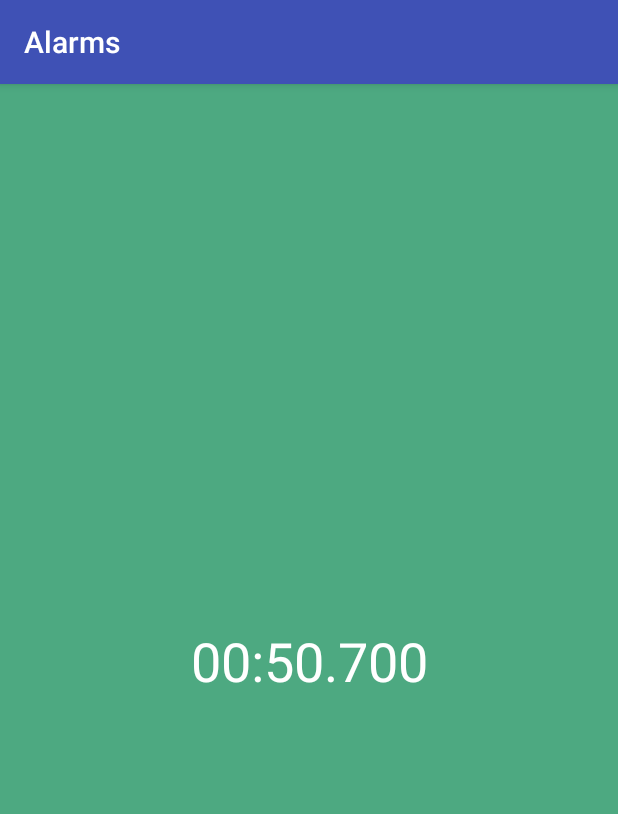
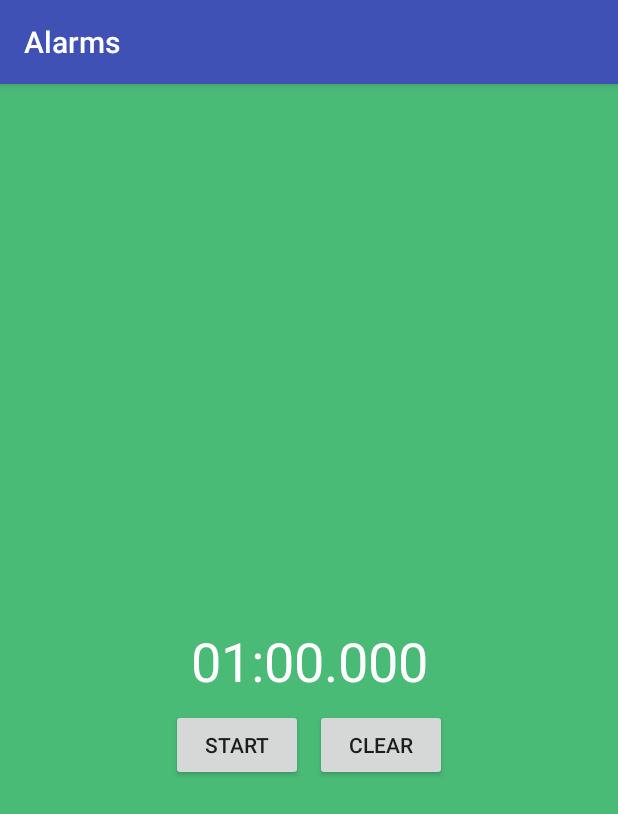
Before and after one commit to RomainRoche/android-alarms-loop, an Android app: the screen it shows after launch (MainActivity), on a phone screen of 412 x 824 dp. Shown: the top 814 px of the screen. Run offline under Robolectric (Android 15) with nearby library versions, the phone set to English and light mode, and no system bars.

Commit message:
chg: buttons to play / pause or clear timer

```diff
--- a/app/src/main/java/com/romainroche/alarms/ColorChangingView.java
+++ b/app/src/main/java/com/romainroche/alarms/ColorChangingView.java
@@ -14,12 +14,12 @@ public class ColorChangingView extends LinearLayout {
     private int fromColor, fromRed, fromGreen, fromBlue;
     private int toColor, toRed, toGreen, toBlue;
 
-    protected long timestamp, deltaT;
+    protected long timestamp, remainingTime;
 
     public long duration = (long)(1.0 * 60 * 1000.0); // in milliseconds
     public long targetTime = (long)0;
 
-    public boolean isOn = true;
+    public boolean isOn = false;
 
 
     public ColorChangingView(Context context, AttributeSet attrs) {
@@ -27,7 +27,7 @@ public class ColorChangingView extends LinearLayout {
         this.setFromColorResource(R.color.background0);
         this.setToColorResource(R.color.background1);
         this.setBackgroundResource(this.fromColor);
-        this.getTimeData();
+        this.remainingTime = duration;
     }
 
     public int getFromColorResource() { return this.fromColor; }
@@ -48,6 +48,25 @@ public class ColorChangingView extends LinearLayout {
         this.toBlue = (to) & 0xff;
     }
 
+    public void play() {
+        this.timestamp = System.currentTimeMillis();
+        this.targetTime = this.timestamp + this.remainingTime;
+        this.isOn = true;
+        this.invalidate();
+    }
+
+    public void pause() {
+        this.isOn = false;
+        this.invalidate();
+    }
+
+    public void reset() {
+        this.isOn = false;
+        this.setBackgroundResource(this.fromColor);
+        this.remainingTime = this.duration;
+        this.invalidate();
+    }
+
     @Override
     protected void onLayout(boolean changed, int l, int t, int r, int b) {
         for(int i = 0 ; i < this.getChildCount() ; i++){
@@ -55,26 +74,27 @@ public class ColorChangingView extends LinearLayout {
         }
     }
 
-    protected void getTimeData() {
+    protected void resetTimeData() {
         this.timestamp = System.currentTimeMillis();
-        if (this.timestamp > this.targetTime && this.targetTime != 0) {
-            this.targetTime = 0;
+        if (this.timestamp >= this.targetTime) {
+            this.targetTime = this.targetTime + this.duration;
             int tmpColor = this.fromColor;
             this.setFromColorResource(this.toColor);
             this.setToColorResource(tmpColor);
         }
-        if (this.targetTime == 0) {
-            this.targetTime = timestamp + this.duration;
-        }
-        this.deltaT = this.targetTime - this.timestamp;
+        this.setRemainingTime();
+    }
+
+    protected void setRemainingTime() {
+        this.remainingTime = this.targetTime - this.timestamp;
     }
 
     @Override
     public void draw(Canvas canvas) {
 
         if (this.isOn) {
-            this.getTimeData();
-            float ratio = 1 - ((float)this.deltaT / (float)this.duration);
+            this.resetTimeData();
+            float ratio = 1 - ((float)this.remainingTime / (float)this.duration);
 
             int resR = this.fromRed + (int)((this.toRed - this.fromRed) * ratio);
             int resG = this.fromGreen + (int)((this.toGreen - this.fromGreen) * ratio);
--- a/app/src/main/java/com/romainroche/alarms/CountdownView.java
+++ b/app/src/main/java/com/romainroche/alarms/CountdownView.java
@@ -4,6 +4,7 @@ import android.content.Context;
 import android.graphics.Canvas;
 import android.util.AttributeSet;
 import android.view.View;
+import android.widget.Button;
 import android.widget.TextView;
 
 /**
@@ -13,30 +14,65 @@ import android.widget.TextView;
 public class CountdownView extends ColorChangingView {
 
     private TextView textView;
+    private Button playButton;
+    private Button clearButton;
 
     public CountdownView(Context context, AttributeSet attrs) {
         super(context, attrs);
         View.inflate(context, R.layout.countdown, this);
         this.textView = (TextView)findViewById(R.id.countdownTextView);
         this.textView.setText(this.countdownText());
+
+        final CountdownView countdown = this;
+        this.playButton = (Button)findViewById(R.id.playButton);
+        this.playButton.setOnClickListener(new View.OnClickListener() {
+            public void onClick(View v) {
+                if (countdown.isOn) {
+                    countdown.pause();
+                } else {
+                    countdown.play();
+                }
+            }
+        });
+
+        this.clearButton = (Button)findViewById(R.id.clearButton);
+        this.clearButton.setOnClickListener(new View.OnClickListener() {
+            public void onClick(View v) {
+                countdown.reset();
+            }
+        });
+    }
+
+    public void play() {
+        super.play();
+        this.playButton.setText(this.getResources().getString(R.string.pause));
+    }
+
+    public void pause() {
+        super.pause();
+        this.playButton.setText(this.getResources().getString(R.string.start));
+    }
+
+    public void reset() {
+        super.reset();
+        this.textView.setText(this.countdownText());
     }
 
     private String countdownText() {
-        long remainingTime = this.deltaT;
-        long minutes = remainingTime / (long)(60 * 1000);
-        long milliseconds = remainingTime % (long)(60 * 1000);
+        long minutes = this.remainingTime / (long)(60 * 1000);
+        long milliseconds = this.remainingTime % (long)(60 * 1000);
         long seconds = milliseconds / 1000;
         milliseconds = milliseconds - (seconds * 1000);
         String minutesString = minutes >= 10 ? "" : "0";
         String secondsString = seconds >= 10 ? "" : "0";
-        String milliString = milliseconds >= 100 ? "" : milliseconds >= 10 ? "0" : "000";
+        String milliString = milliseconds >= 100 ? "" : milliseconds >= 10 ? "0" : "00";
         return minutesString + minutes + ":" + secondsString + seconds + "." + milliString + milliseconds;
     }
 
     @Override
     public void draw(Canvas canvas) {
         if (this.isOn) {
-            this.getTimeData();
+            this.setRemainingTime();
             this.textView.setText(this.countdownText());
             this.invalidate();
         }
--- a/app/src/main/res/layout/countdown.xml
+++ b/app/src/main/res/layout/countdown.xml
@@ -2,8 +2,9 @@
 <LinearLayout xmlns:android="http://schemas.android.com/apk/res/android"
     xmlns:app="http://schemas.android.com/apk/res-auto"
     xmlns:tools="http://schemas.android.com/tools"
-    android:orientation="vertical" android:layout_width="match_parent"
-    android:layout_height="match_parent">
+    android:layout_width="match_parent"
+    android:layout_height="match_parent"
+    android:orientation="vertical">
 
     <android.support.constraint.ConstraintLayout
         android:layout_width="match_parent"
@@ -22,6 +23,58 @@
             app:layout_constraintRight_toRightOf="parent"
             app:layout_constraintTop_toTopOf="parent" />
 
+        <android.support.constraint.ConstraintLayout
+            android:layout_width="wrap_content"
+            android:layout_height="wrap_content"
+            android:layout_marginLeft="8dp"
+            android:layout_marginRight="8dp"
+            android:layout_marginTop="8dp"
+            app:layout_constraintLeft_toLeftOf="parent"
+            app:layout_constraintRight_toRightOf="parent"
+            app:layout_constraintTop_toBottomOf="@+id/countdownTextView">
+
+            <Button
+                android:id="@+id/playButton"
+                android:layout_width="wrap_content"
+                android:layout_height="wrap_content"
+                android:text="@string/start" />
+
+            <Button
+                android:id="@+id/clearButton"
+                android:layout_width="wrap_content"
+                android:layout_height="wrap_content"
+                android:layout_marginLeft="8dp"
+                android:text="@string/clear"
+                app:layout_constraintLeft_toRightOf="@+id/playButton"
+                tools:layout_editor_absoluteY="0dp" />
+
+        </android.support.constraint.ConstraintLayout>
+
+        <!--LinearLayout
+            android:layout_width="wrap_content"
+            android:layout_height="wrap_content"
+            android:layout_marginTop="8dp"
+            android:orientation="horizontal"
+            app:layout_constraintLeft_toLeftOf="parent"
+            app:layout_constraintRight_toRightOf="parent"
+            app:layout_constraintTop_toBottomOf="@+id/countdownTextView"
+            tools:layout_editor_absoluteX="11dp">
+
+            <Button
+                android:id="@+id/button5"
+                android:layout_width="wrap_content"
+                android:layout_height="wrap_content"
+                android:layout_weight="1"
+                android:text="@string/start" />
+
+            <Button
+                android:id="@+id/button4"
+                android:layout_width="wrap_content"
+                android:layout_height="wrap_content"
+                android:layout_weight="1"
+                android:text="@string/clear" />
+        </LinearLayout-->
+
     </android.support.constraint.ConstraintLayout>
 
 </LinearLayout>
--- a/app/src/main/res/values/strings.xml
+++ b/app/src/main/res/values/strings.xml
@@ -1,3 +1,6 @@
 <resources>
     <string name="app_name">Alarms</string>
+    <string name="start">Start</string>
+    <string name="pause">Pause</string>
+    <string name="clear">Clear</string>
 </resources>
```
